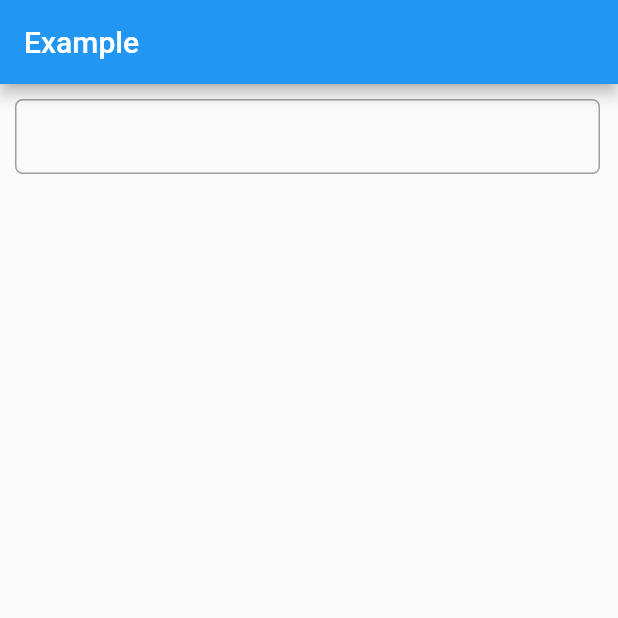
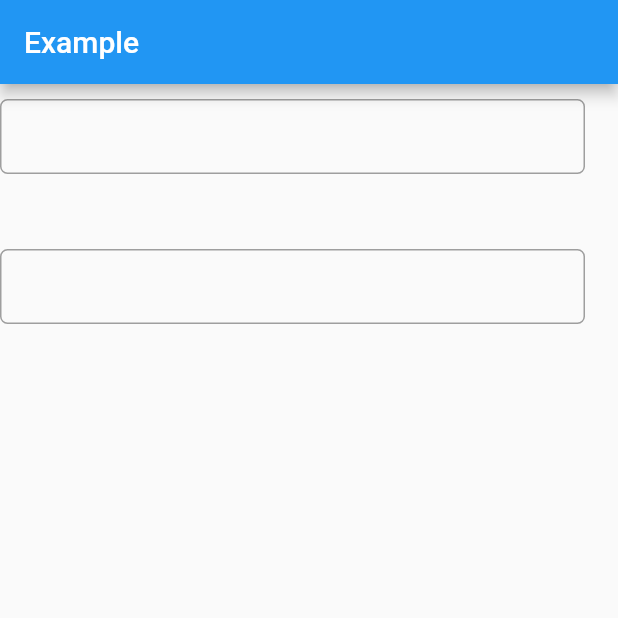
Before and after one commit to vinay416/CustomSelectableChip, a Flutter app: the screen it shows after launch, on a phone screen of 412 x 824 dp, the top half of it. Run offline on Flutter 3.47's test engine with Material 2 defaults, Android fonts, the phone set to English and light mode, and no system bars; our stand-ins replace dio, fluttertoast, google_fonts; missing offline and left inert: transparent_pointer.

Commit message:
ui changes

```diff
--- a/lib/custom_selectable/ui/widgets/suggestion_builder.dart
+++ b/lib/custom_selectable/ui/widgets/suggestion_builder.dart
@@ -27,7 +27,7 @@ class SuggestionBuilder extends StatelessWidget {
         return Positioned(
           top: 50,
           height: 90,
-          width: MediaQuery.of(context).size.width - (horizontalMargin * 2),
+          width: 390,
           child: Material(
             elevation: 5.0,
             child: Container(
@@ -37,12 +37,7 @@ class SuggestionBuilder extends StatelessWidget {
               ),
               alignment: Alignment.topLeft,
               padding: const EdgeInsets.symmetric(vertical: 10, horizontal: 10),
-              child: Scrollbar(
-                isAlwaysShown: true,
-                interactive: true,
               child: SingleChildScrollView(
-                  child: Container(
-                    margin: const EdgeInsets.only(right: 50),
                 child: Wrap(
                   children: viewModel.suggestions
                       .map((skill) => SuggestionChip(
@@ -55,8 +50,6 @@ class SuggestionBuilder extends StatelessWidget {
               ),
             ),
           ),
-            ),
-          ),
         );
       },
     );
--- a/lib/example.dart
+++ b/lib/example.dart
@@ -10,10 +10,28 @@ class Home extends StatelessWidget {
       appBar: AppBar(
         title: const Text("Example"),
       ),
-      body: Container(
+      body: Stack(
+        clipBehavior: Clip.none,
+        children: [
+          getSkill(),
+          Positioned(
+            top: 100,
+            child: SizedBox(
+              height: 90,
+              width: 390,
+              child: getSkill(),
+            ),
+          )
+        ],
+      ),
+    );
+  }
+
+  Widget getSkill() {
+    return Flexible(
+      child: Container(
         margin: const EdgeInsets.only(top: 10),
         child: CustomSelectable(
-          horizontalMargin: 10,
           apiUrl: "https://dev.elred.io/getSkills",
           selectedSills: (list) {
             for (var element in list) {
```
Lines whose indentation alone changed are shown as unchanged.
